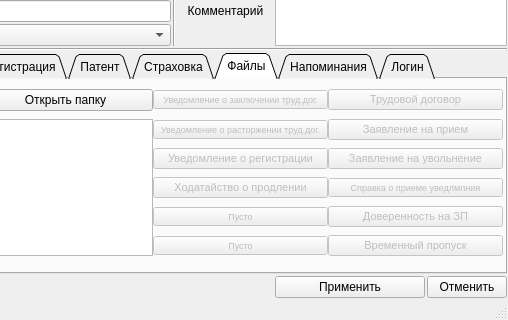
Meller008/CRM-Avi, file ui/add_work.ui: the form before one commit; both pictures show x 202 to 710 and y 215 to 535 of the 710 by 535 pixel window.
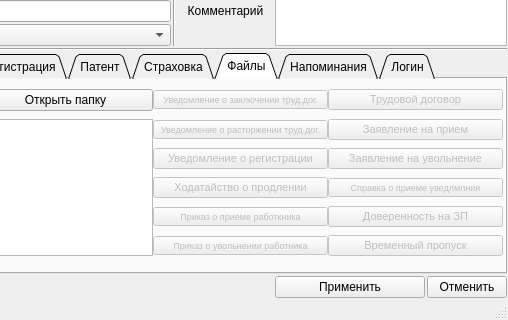
The form after the commit. The open tabs and pages were chosen to show the change.

```diff
--- a/ui/add_work.ui
+++ b/ui/add_work.ui
@@ -625,7 +625,7 @@
            </font>
           </property>
           <property name="text">
-           <string>Пусто</string>
+           <string>Приказ о приеме работкника</string>
           </property>
          </widget>
         </item>
@@ -684,7 +684,7 @@
            </font>
           </property>
           <property name="text">
-           <string>Пусто</string>
+           <string>Приказ о увольнении работника</string>
           </property>
          </widget>
         </item>
```
Left out of the diff: 35 changed lines with no effect on the pictures.
